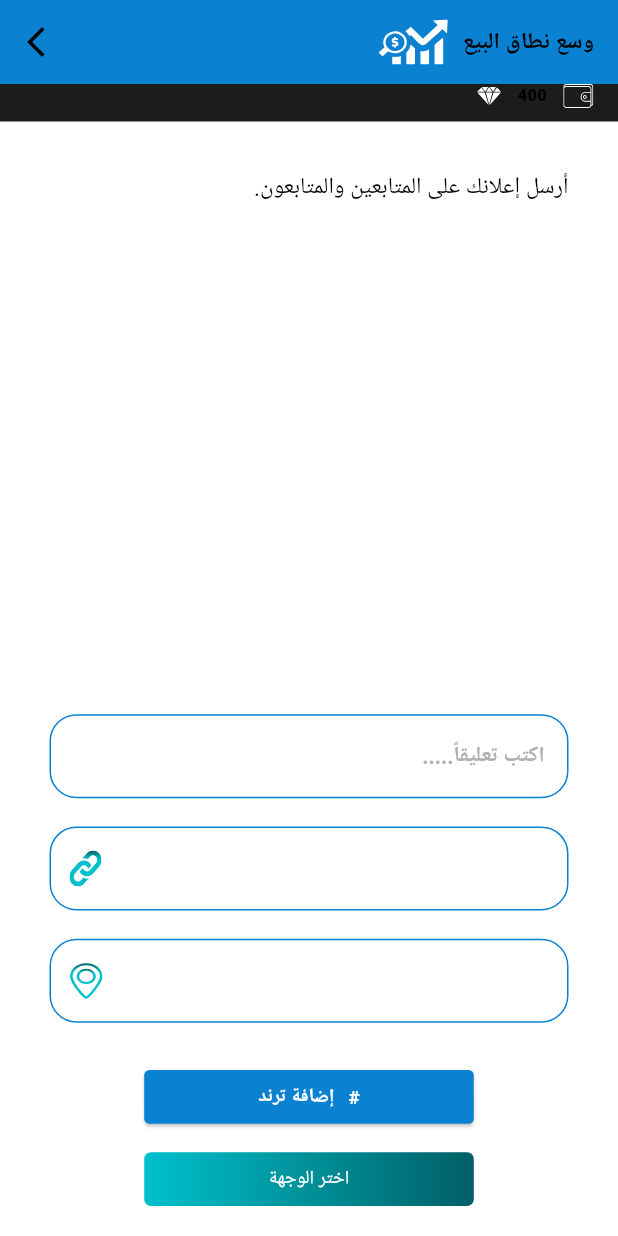
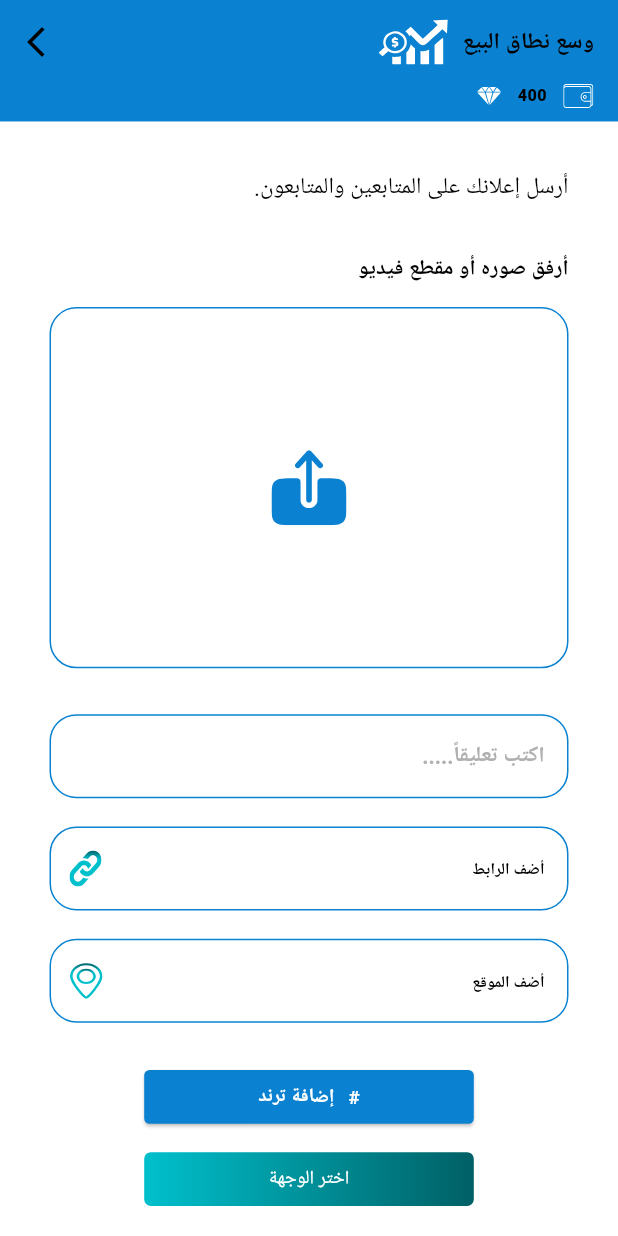
Before and after one commit to mohammedhedaya/-Sar-aat-Al-Tasweeq, a Flutter app: the LaunchYourXAdView screen opened by its route, after a tap on the "add" icon, after a tap on "أرسل إعلانك على المتابعين والمتابعون.", on a phone screen of 412 x 824 dp. Run offline on Flutter 3.47's test engine with Material 3 defaults, Android fonts, the phone set to English and light mode, and no system bars; our stand-ins replace adaptive_theme, carousel_slider, chat_bubbles, country_code_picker, device_preview, easy_localization and 11 more; missing offline and left inert: qr_code_scanner; accounts and stored records are empty; Roboto replaces fonts that are missing (Titillium Web).

Commit message:
reactor x colors

```diff
--- a/lib/features/x/presentation/views/sending_x_ad_to_followrs_view.dart
+++ b/lib/features/x/presentation/views/sending_x_ad_to_followrs_view.dart
@@ -59,7 +59,7 @@ class SendingXAdToFollowrsView extends StatelessWidget {
                             mainAxisAlignment: MainAxisAlignment.center,
                             children: [
                               Text(
-                                "6days",
+                                "6days".tr(context: context),
                                 style: AppStyles.style14W800.copyWith(
                                   color: AppColors.blackColor,
                                   fontSize: 23.sp,
--- a/lib/features/x/presentation/widgets/launch_your_x_ad_view_body.dart
+++ b/lib/features/x/presentation/widgets/launch_your_x_ad_view_body.dart
@@ -34,6 +34,7 @@ class _LaunchYourXAdViewBodyState extends State<LaunchYourXAdViewBody> {
 
   @override
   Widget build(BuildContext context) {
+    final isDark = Theme.of(context).brightness == Brightness.dark;
     return SingleChildScrollView(
       child: Padding(
         padding: const EdgeInsets.all(30.0),
@@ -52,7 +53,7 @@ class _LaunchYourXAdViewBodyState extends State<LaunchYourXAdViewBody> {
               child: Text(
                 "Attach a photo or video".tr(context: context),
                 style: AppStyles.style16W600.copyWith(
-                  color: Colors.white,
+                  color: isDark ? Colors.white : Colors.black,
                 ),
               ),
             ),
@@ -66,12 +67,21 @@ class _LaunchYourXAdViewBodyState extends State<LaunchYourXAdViewBody> {
                 decoration: BoxDecoration(
                   color: Colors.white.withOpacity(0.10),
                   borderRadius: BorderRadius.circular(20.r),
+                  border: Border.all(
+                    color: isDark
+                        ? Colors.white.withOpacity(0.10)
+                        : AppColors.blueLight,
+                  ),
                 ),
                 child: Center(
                   child: _mediaFile != null
                       ? _mediaFile!.path.endsWith('.mp4')
                           ? SvgPicture.asset(
                               Assets.imagesUploadIcon,
+                              colorFilter: ColorFilter.mode(
+                                isDark ? Colors.white : AppColors.blueLight,
+                                BlendMode.srcIn,
+                              ),
                             )
                           : Image.file(
                               _mediaFile!,
@@ -79,6 +89,10 @@ class _LaunchYourXAdViewBodyState extends State<LaunchYourXAdViewBody> {
                             )
                       : SvgPicture.asset(
                           Assets.imagesUploadIcon,
+                          colorFilter: ColorFilter.mode(
+                            isDark ? Colors.white : AppColors.blueLight,
+                            BlendMode.srcIn,
+                          ),
                         ),
                 ),
               ),
@@ -97,7 +111,8 @@ class _LaunchYourXAdViewBodyState extends State<LaunchYourXAdViewBody> {
               fiiledColor: AppColors.whiteColor.withOpacity(0.10),
               hintText: "addLink".tr(context: context),
               hintStyle: AppStyles.style12W700.copyWith(
-                color: const Color(0xffffffff),
+                color:
+                    isDark ? const Color(0xffffffff) : const Color(0xff000000),
               ),
               suffixIcon: Transform.scale(
                 scale: 0.5,
@@ -112,7 +127,8 @@ class _LaunchYourXAdViewBodyState extends State<LaunchYourXAdViewBody> {
               fiiledColor: AppColors.whiteColor.withOpacity(0.10),
               hintText: "addLocation".tr(context: context),
               hintStyle: AppStyles.style12W700.copyWith(
-                color: const Color(0xffffffff),
+                color:
+                    isDark ? const Color(0xffffffff) : const Color(0xff000000),
               ),
               suffixIcon: Transform.scale(
                 scale: 0.5,
--- a/lib/features/x/presentation/widgets/send_your_x_ad_to_followrs_view_body.dart
+++ b/lib/features/x/presentation/widgets/send_your_x_ad_to_followrs_view_body.dart
@@ -43,7 +43,7 @@ class _SendYourXAdToFollowrsViewBodyState
       children: [
         Container(
           width: double.infinity,
-          color: isDark ? AppColors.navBarColor : AppColors.navBarColor,
+          color: isDark ? AppColors.navBarColor : AppColors.blueLight,
           padding: EdgeInsetsDirectional.only(start: 15.w, bottom: 10.h),
           child: Row(
             children: [
@@ -82,7 +82,7 @@ class _SendYourXAdToFollowrsViewBodyState
                   Text(
                     "Attach a photo or video".tr(context: context),
                     style: AppStyles.style16W600.copyWith(
-                      color: Colors.white,
+                      color: isDark ? Colors.white : Colors.black,
                     ),
                   ),
                   SizedBox(height: 17.h),
@@ -111,12 +111,23 @@ class _SendYourXAdToFollowrsViewBodyState
                       decoration: BoxDecoration(
                         color: Colors.white.withOpacity(0.10),
                         borderRadius: BorderRadius.circular(20.r),
+                        border: Border.all(
+                          color: isDark
+                              ? Colors.white.withOpacity(0.10)
+                              : AppColors.blueLight,
+                        ),
                       ),
                       child: Center(
                         child: _mediaFile != null
                             ? _mediaFile!.path.endsWith('.mp4')
                                 ? SvgPicture.asset(
                                     Assets.imagesUploadIcon,
+                                    colorFilter: ColorFilter.mode(
+                                      isDark
+                                          ? Colors.white
+                                          : AppColors.blueLight,
+                                      BlendMode.srcIn,
+                                    ),
                                   )
                                 : Image.file(
                                     _mediaFile!,
@@ -124,6 +135,10 @@ class _SendYourXAdToFollowrsViewBodyState
                                   )
                             : SvgPicture.asset(
                                 Assets.imagesUploadIcon,
+                                colorFilter: ColorFilter.mode(
+                                  isDark ? Colors.white : AppColors.blueLight,
+                                  BlendMode.srcIn,
+                                ),
                               ),
                       ),
                     ),
@@ -143,7 +158,9 @@ class _SendYourXAdToFollowrsViewBodyState
                     fiiledColor: AppColors.whiteColor.withOpacity(0.10),
                     hintText: "addLink".tr(context: context),
                     hintStyle: AppStyles.style12W700.copyWith(
-                      color: const Color(0xffffffff),
+                      color: isDark
+                          ? const Color(0xffffffff)
+                          : const Color(0xff000000),
                     ),
                     suffixIcon: Transform.scale(
                       scale: 0.5,
@@ -157,7 +174,9 @@ class _SendYourXAdToFollowrsViewBodyState
                     fiiledColor: AppColors.whiteColor.withOpacity(0.10),
                     hintText: "addLocation".tr(context: context),
                     hintStyle: AppStyles.style12W700.copyWith(
-                      color: const Color(0xffffffff),
+                      color: isDark
+                          ? const Color(0xffffffff)
+                          : const Color(0xff000000),
                     ),
                     suffixIcon: Transform.scale(
                       scale: 0.5,
@@ -190,7 +209,9 @@ class _SendYourXAdToFollowrsViewBodyState
                         height: 40.h,
                         width: 200.w,
                         padding: EdgeInsets.symmetric(
-                            horizontal: 22.w, vertical: 4.h),
+                          horizontal: 22.w,
+                          vertical: 4.h,
+                        ),
                         decoration: BoxDecoration(
                           borderRadius: BorderRadius.circular(5.r),
                           gradient: const LinearGradient(
```
Also changed, not shown: lib/features/x/presentation/views/x_user_details_view.dart (+15 -5 lines), lib/features/x/presentation/widgets/choose_person_and_send_x_ad_view_body.dart (+23 -4 lines), lib/features/x/presentation/widgets/x_view_body.dart (+7 -3 lines).
